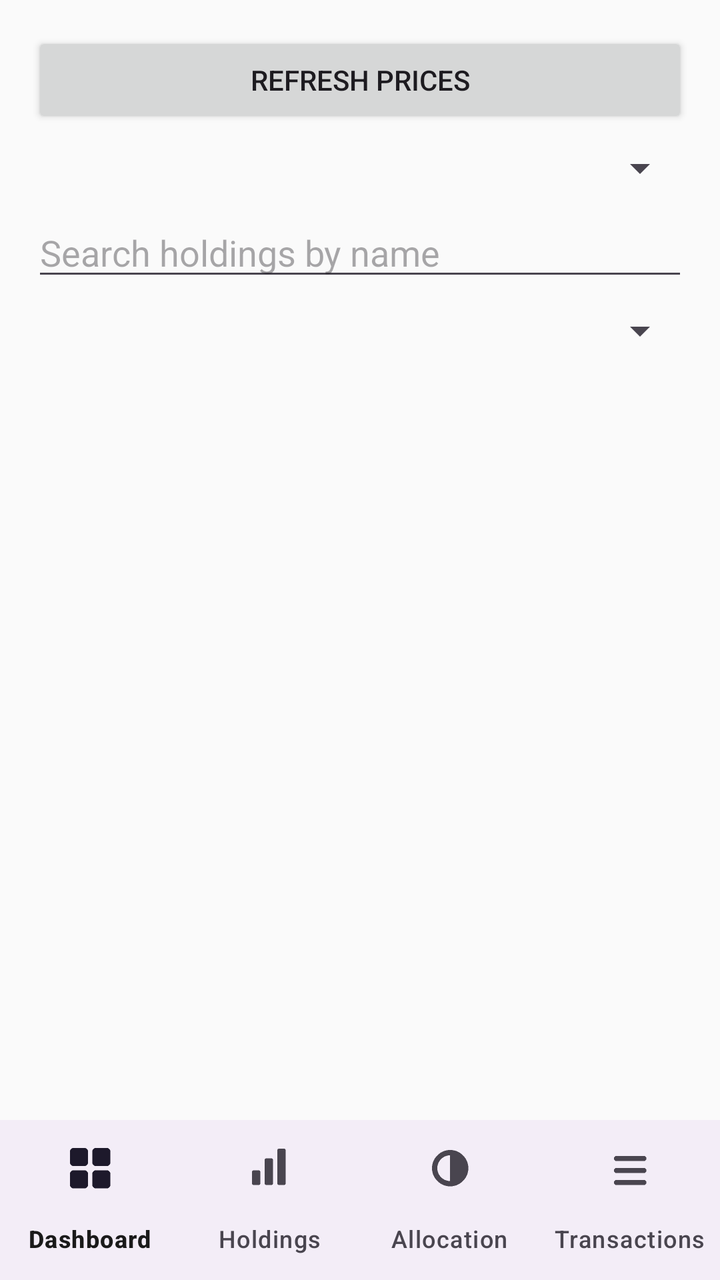
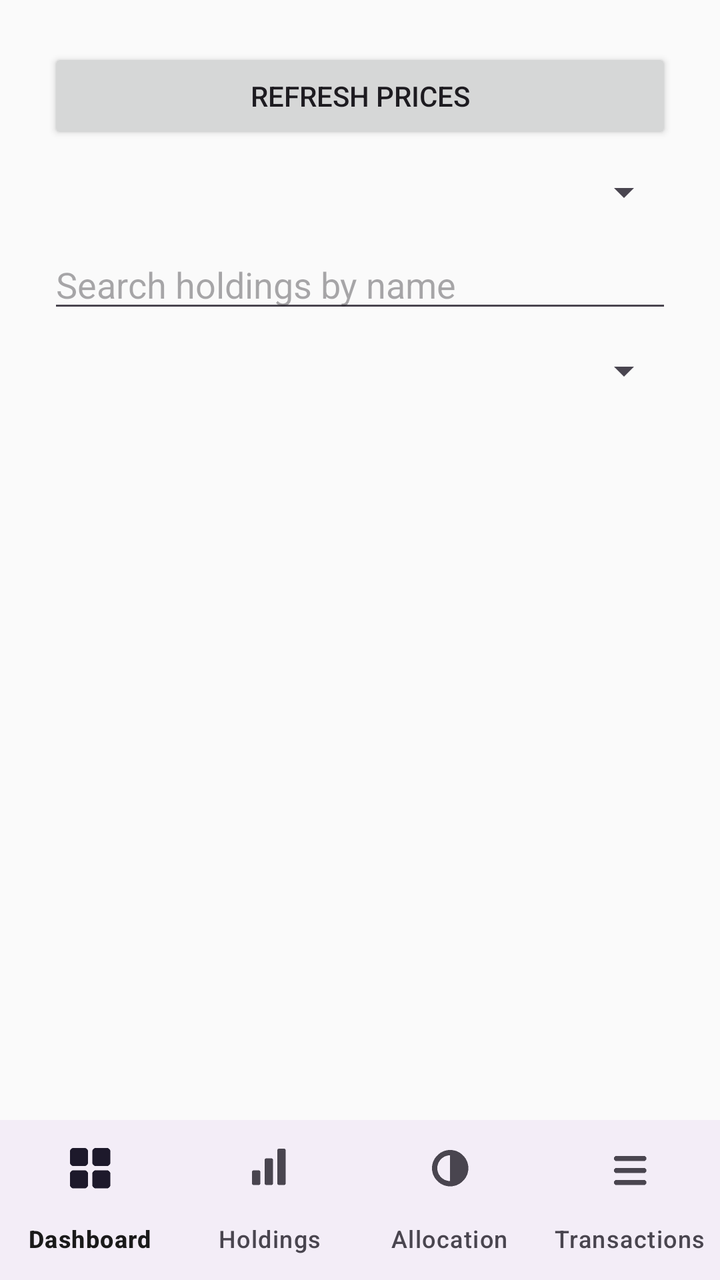

Two renders of the same Android screen: before a commit and after it. Below are the layout's source before the change and the commit's diff.
<!-- AndroidManifest.xml: application theme Theme.PersonalPortfolio -->
<!-- res/layout/activity_holdings.xml -->
<?xml version="1.0" encoding="utf-8"?>
<LinearLayout xmlns:android="http://schemas.android.com/apk/res/android"
    android:layout_width="match_parent"
    android:layout_height="match_parent"
    android:orientation="vertical">

    <LinearLayout
        android:layout_width="match_parent"
        android:layout_height="0dp"
        android:layout_weight="1"
        android:orientation="vertical"
        android:padding="16dp">

        <Button
            android:id="@+id/refreshPricesButton"
            android:layout_width="match_parent"
            android:layout_height="wrap_content"
            android:text="Refresh Prices" />

        <Spinner
            android:id="@+id/memberFilterSpinner"
            android:layout_width="match_parent"
            android:layout_height="wrap_content"
            android:layout_marginTop="8dp" />

        <EditText
            android:id="@+id/holdingsSearchInput"
            android:layout_width="match_parent"
            android:layout_height="wrap_content"
            android:layout_marginTop="8dp"
            android:hint="Search holdings by name"
            android:inputType="text" />

        <Spinner
            android:id="@+id/holdingsSortSpinner"
            android:layout_width="match_parent"
            android:layout_height="wrap_content"
            android:layout_marginTop="8dp" />

        <LinearLayout
            android:id="@+id/segmentFilterBar"
            android:layout_width="match_parent"
            android:layout_height="wrap_content"
            android:orientation="horizontal"
            android:gravity="center_vertical"
            android:layout_marginTop="8dp"
            android:visibility="gone">

            <TextView
                android:id="@+id/segmentFilterLabel"
                android:layout_width="0dp"
                android:layout_height="wrap_content"
                android:layout_weight="1"
                android:textStyle="bold"
                android:textSize="14sp" />

            <Button
                android:id="@+id/segmentFilterClearButton"
                android:layout_width="wrap_content"
                android:layout_height="wrap_content"
                android:text="Clear" />

        </LinearLayout>

        <TextView
            android:id="@+id/holdingsSummary"
            android:layout_width="match_parent"
            android:layout_height="wrap_content"
            android:layout_marginTop="12dp"
            android:textSize="15sp"
            android:textStyle="bold" />

        <TextView
            android:id="@+id/xirrSummary"
            android:layout_width="match_parent"
            android:layout_height="wrap_content"
            android:textSize="14sp" />

        <androidx.recyclerview.widget.RecyclerView
            android:id="@+id/holdingsRecyclerView"
            android:layout_width="match_parent"
            android:layout_height="0dp"
            android:layout_weight="1"
            android:layout_marginTop="12dp" />

    </LinearLayout>

    <com.google.android.material.bottomnavigation.BottomNavigationView
        android:id="@+id/bottomNav"
        android:layout_width="match_parent"
        android:layout_height="wrap_content"
        app:menu="@menu/bottom_nav_menu"
        app:labelVisibilityMode="labeled"
        xmlns:app="http://schemas.android.com/apk/res-auto" />

</LinearLayout>
<!-- resources referenced by this layout -->
<resources>
  <style name="Theme.PersonalPortfolio" parent="Theme.Material3.DayNight.NoActionBar">
          <item name="colorPrimary">@color/colorPrimary</item>
          <item name="colorPrimaryVariant">@color/colorPrimaryVariant</item>
          <item name="colorOnPrimary">@color/colorOnPrimary</item>
  
          <item name="colorSecondary">@color/colorSecondary</item>
          <item name="colorOnSecondary">@color/colorOnSecondary</item>
  
          <item name="android:colorBackground">@color/colorBackground</item>
          <item name="colorOnBackground">@color/colorOnBackground</item>
  
          <item name="colorSurface">@color/colorSurface</item>
          <item name="colorOnSurface">@color/colorOnSurface</item>
  
          <item name="android:statusBarColor">@color/colorPrimaryVariant</item>
      </style>
  <color name="colorPrimary">#1B5E20</color>
  <color name="colorPrimaryVariant">#0D3B12</color>
  <color name="colorOnPrimary">#FFFFFF</color>
  <color name="colorSecondary">#00897B</color>
  <color name="colorOnSecondary">#FFFFFF</color>
  <color name="colorBackground">#FAFAFA</color>
  <color name="colorOnBackground">#1A1A1A</color>
  <color name="colorSurface">#FFFFFF</color>
  <color name="colorOnSurface">#1A1A1A</color>
</resources>

<!-- the commit's change to res/layout/activity_holdings.xml (unified diff, before → after) -->
@@ -9,7 +9,7 @@
         android:layout_height="0dp"
         android:layout_weight="1"
         android:orientation="vertical"
-        android:padding="16dp">
+        android:padding="24dp">
 
         <Button
             android:id="@+id/refreshPricesButton"
@@ -21,13 +21,13 @@
             android:id="@+id/memberFilterSpinner"
             android:layout_width="match_parent"
             android:layout_height="wrap_content"
-            android:layout_marginTop="8dp" />
+            android:layout_marginTop="12dp" />
 
         <EditText
             android:id="@+id/holdingsSearchInput"
             android:layout_width="match_parent"
             android:layout_height="wrap_content"
-            android:layout_marginTop="8dp"
+            android:layout_marginTop="12dp"
             android:hint="Search holdings by name"
             android:inputType="text" />
 
@@ -35,7 +35,7 @@
             android:id="@+id/holdingsSortSpinner"
             android:layout_width="match_parent"
             android:layout_height="wrap_content"
-            android:layout_marginTop="8dp" />
+            android:layout_marginTop="12dp" />
 
         <LinearLayout
             android:id="@+id/segmentFilterBar"
@@ -43,7 +43,7 @@
             android:layout_height="wrap_content"
             android:orientation="horizontal"
             android:gravity="center_vertical"
-            android:layout_marginTop="8dp"
+            android:layout_marginTop="12dp"
             android:visibility="gone">
 
             <TextView
@@ -66,7 +66,7 @@
             android:id="@+id/holdingsSummary"
             android:layout_width="match_parent"
             android:layout_height="wrap_content"
-            android:layout_marginTop="12dp"
+            android:layout_marginTop="20dp"
             android:textSize="15sp"
             android:textStyle="bold" />
 
@@ -81,7 +81,7 @@
             android:layout_width="match_parent"
             android:layout_height="0dp"
             android:layout_weight="1"
-            android:layout_marginTop="12dp" />
+            android:layout_marginTop="20dp" />
 
     </LinearLayout>
 
